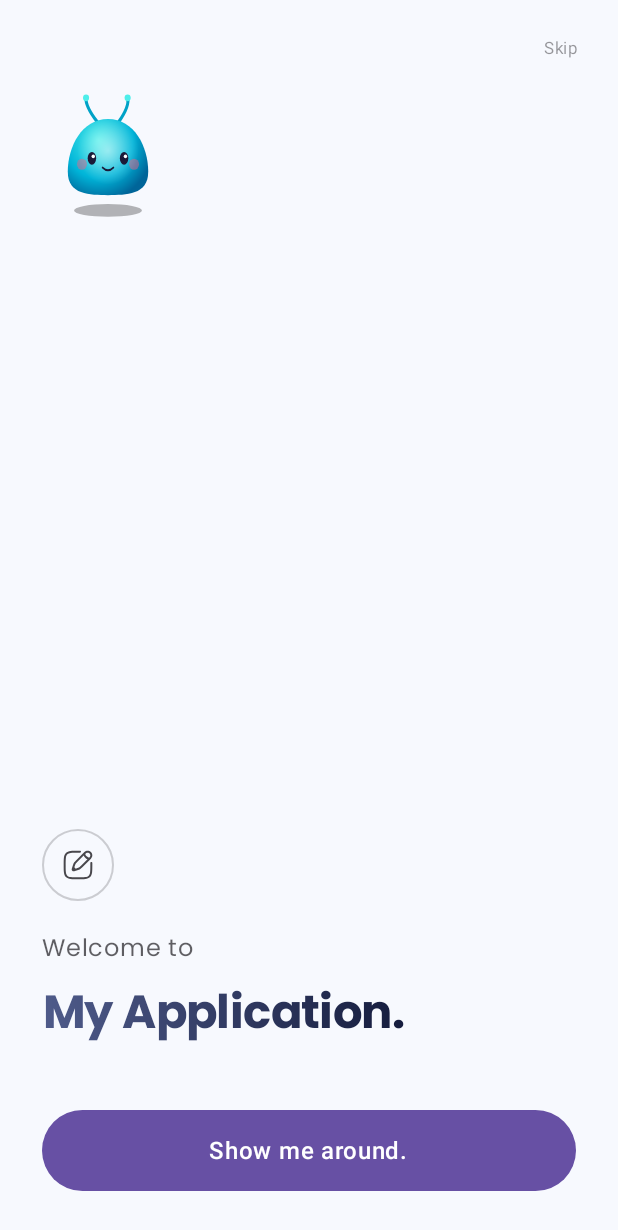
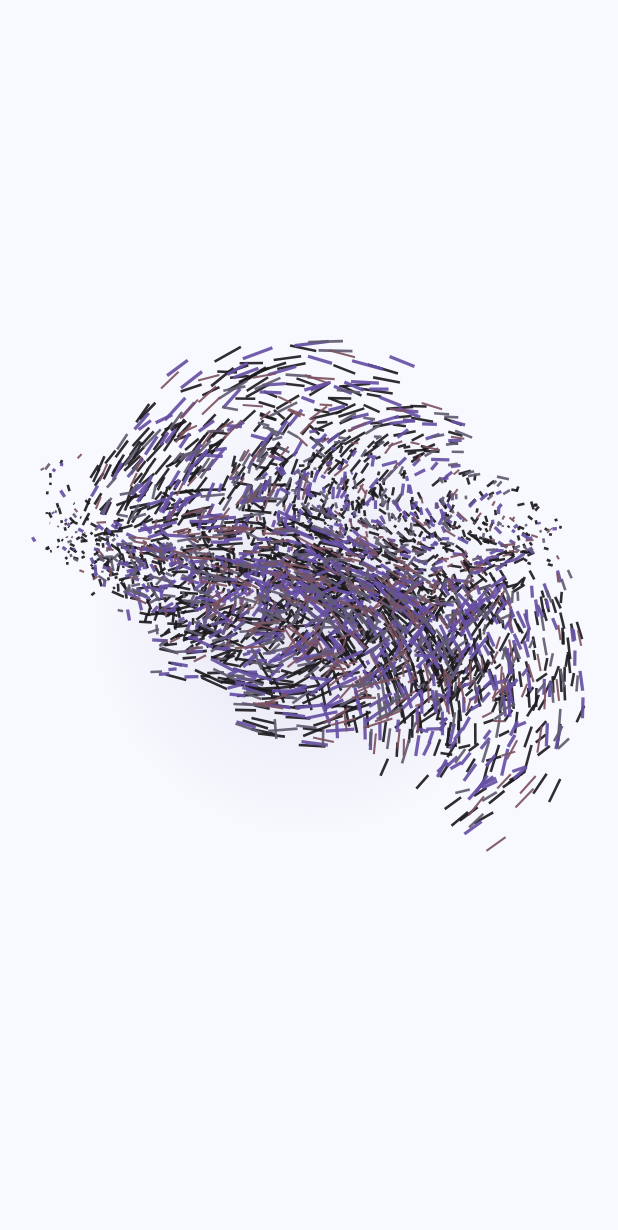
Before and after one commit to haiyutian25/MyApplication, an Android app built with Jetpack Compose: the first screen one second after launch (MainActivity), on a phone screen of 412 x 824 dp. Shown: the top 1230 px of the screen. Run offline under Robolectric (Android 15) with nearby library versions, the phone set to English and light mode, and no system bars; our stand-ins replace Dagger/Hilt's generated code, Navigation 3, Timber; libraries missing offline, so code that uses them is left out: androidx.hilt.lifecycle; 1 statement that could not run was skipped.

Commit message:
feat: 启动图播放粒子文字动画（粒子汇成应用名），并清理动画里的来源说明注释

```diff
--- a/app/src/main/kotlin/com/example/myapplication/MainActivity.kt
+++ b/app/src/main/kotlin/com/example/myapplication/MainActivity.kt
@@ -5,8 +5,15 @@ import androidx.activity.compose.setContent
 import androidx.activity.enableEdgeToEdge
 import androidx.activity.viewModels
 import androidx.appcompat.app.AppCompatActivity
+import androidx.compose.foundation.layout.Box
+import androidx.compose.foundation.layout.fillMaxSize
 import androidx.compose.runtime.getValue
+import androidx.compose.runtime.mutableStateOf
+import androidx.compose.runtime.saveable.rememberSaveable
+import androidx.compose.runtime.setValue
+import androidx.compose.ui.Modifier
 import androidx.lifecycle.compose.collectAsStateWithLifecycle
+import com.example.myapplication.feature.settings.impl.ParticleLaunchReel
 import com.example.myapplication.ui.platform.navigation.MyApplicationNavDisplay
 import com.example.myapplication.ui.platform.theme.ThemeSwitchHost
 import com.example.myapplication.ui.platform.util.isDarkMode
@@ -25,8 +32,19 @@ class MainActivity : AppCompatActivity() {
         setContent {
             val state by mainViewModel.stateFlow.collectAsStateWithLifecycle()
 
+            // The app opens with the reel, on every launch: the particles gather into the name, the
+            // word lands, and the app is shown under it. The state survives a configuration change,
+            // so turning the phone over does not play it a second time.
+            var isLaunching by rememberSaveable { mutableStateOf(true) }
+
             ThemeSwitchHost(isDarkMode = state.appTheme.isDarkMode()) {
-                MyApplicationNavDisplay(isFirstLaunch = state.isFirstLaunch)
+                Box(modifier = Modifier.fillMaxSize()) {
+                    MyApplicationNavDisplay(isFirstLaunch = state.isFirstLaunch)
+
+                    if (isLaunching) {
+                        ParticleLaunchReel(onFinished = { isLaunching = false })
+                    }
+                }
             }
         }
     }
--- a/feature/settings/impl/src/main/kotlin/com/example/myapplication/feature/settings/impl/ParticleField.kt
+++ b/feature/settings/impl/src/main/kotlin/com/example/myapplication/feature/settings/impl/ParticleField.kt
@@ -1,5 +1,5 @@
-// The reel is copied from another app's source: its choreography is expressed as raw pixel ratios
-// and seconds, so the file level magic number rule is waived for it.
+// The field is drawn from raw pixel ratios and seconds, so the file level magic number rule is
+// waived for it.
 @file:Suppress("MagicNumber", "DEPRECATION")
 
 package com.example.myapplication.feature.settings.impl
--- /dev/null
+++ b/feature/settings/impl/src/main/kotlin/com/example/myapplication/feature/settings/impl/ParticleLaunchReel.kt
@@ -0,0 +1,50 @@
+package com.example.myapplication.feature.settings.impl
+
+import androidx.compose.foundation.background
+import androidx.compose.foundation.clickable
+import androidx.compose.foundation.interaction.MutableInteractionSource
+import androidx.compose.foundation.layout.Box
+import androidx.compose.foundation.layout.fillMaxSize
+import androidx.compose.runtime.Composable
+import androidx.compose.runtime.LaunchedEffect
+import androidx.compose.runtime.remember
+import androidx.compose.ui.Modifier
+import com.example.myapplication.ui.platform.theme.MyApplicationTheme
+import kotlinx.coroutines.delay
+
+/**
+ * How long the word is held after it lands, before the launch hands the screen back to the app.
+ */
+private const val LAUNCH_HOLD_SECONDS = 1.1f
+
+/**
+ * The reel as the app opens with it: the same particles and the same word as the screen the
+ * settings opens, with nothing of that screen over it.
+ *
+ * It plays until the word has landed and held for a beat, then hands back so that the app can be
+ * shown under it. A tap ends it at once — a launch is not a place to wait.
+ */
+@Composable
+fun ParticleLaunchReel(
+    onFinished: () -> Unit,
+    modifier: Modifier = Modifier,
+) {
+    Box(
+        modifier = modifier
+            .fillMaxSize()
+            // The page colour under the reel, so that nothing of the app shows through it.
+            .background(color = MyApplicationTheme.colorScheme.background)
+            .clickable(
+                interactionSource = remember { MutableInteractionSource() },
+                indication = null,
+                onClick = onFinished,
+            ),
+    ) {
+        ParticleReel(restartOnTap = false)
+    }
+
+    LaunchedEffect(Unit) {
+        delay(timeMillis = ((IMPACT_AT + LAUNCH_HOLD_SECONDS) * 1000f).toLong())
+        onFinished()
+    }
+}
--- a/feature/settings/impl/src/main/kotlin/com/example/myapplication/feature/settings/impl/ParticleMotion.kt
+++ b/feature/settings/impl/src/main/kotlin/com/example/myapplication/feature/settings/impl/ParticleMotion.kt
@@ -1,5 +1,5 @@
-// The choreography of the particle reel is copied from another app's source: it is expressed as
-// raw seconds and curve coefficients, so the file level magic number rule is waived for it.
+// The choreography is expressed as raw seconds and curve coefficients, so the file level magic
+// number rule is waived for it.
 @file:Suppress("MagicNumber")
 
 package com.example.myapplication.feature.settings.impl
--- a/feature/settings/impl/src/main/kotlin/com/example/myapplication/feature/settings/impl/ParticleTextScreen.kt
+++ b/feature/settings/impl/src/main/kotlin/com/example/myapplication/feature/settings/impl/ParticleTextScreen.kt
@@ -1,11 +1,12 @@
-// The reel is copied from another app's source: its choreography is expressed as raw pixel ratios
-// and seconds, so the file level magic number rule is waived for it.
+// The reel's choreography is expressed as raw pixel ratios and seconds, so the file level magic
+// number rule is waived for it.
 @file:Suppress("MagicNumber")
 
 package com.example.myapplication.feature.settings.impl
 
 import androidx.compose.foundation.Canvas
 import androidx.compose.foundation.gestures.detectTapGestures
+import androidx.compose.foundation.layout.Box
 import androidx.compose.foundation.layout.BoxWithConstraints
 import androidx.compose.foundation.layout.fillMaxSize
 import androidx.compose.foundation.layout.navigationBarsPadding
@@ -54,9 +55,9 @@ import com.example.myapplication.ui.platform.theme.MyApplicationTheme
 import kotlin.math.hypot
 
 /**
- * The word the particles assemble into.
+ * The word the particles assemble into: the name the app is listed under.
  */
-private const val PARTICLE_WORD = "Claude"
+private const val PARTICLE_WORD = "My Application"
 
 /**
  * One loop of the reel, in seconds.
@@ -94,14 +95,16 @@ private const val CLOSE_ZOOM = 0.35f
 private const val NANOS_PER_SECOND = 1_000_000_000f
 
 /**
- * The screen that plays the particle text reel: a galaxy of particles flies into the word,
- * inhales, detonates, and leaves the solid word behind. The reel loops every few seconds, and a
- * tap anywhere restarts it from the top.
+ * The reel itself: a galaxy of particles flies into the word, inhales, detonates, and leaves the
+ * solid word behind, looping every few seconds.
+ *
+ * The screen that shows it from the settings and the one the app opens with both draw this; each
+ * adds what belongs to it over the top, and the reel owns only what is drawn.
  */
 @Composable
-fun ParticleTextScreen(
-    onNavigateBack: () -> Unit,
+internal fun ParticleReel(
     modifier: Modifier = Modifier,
+    restartOnTap: Boolean = true,
 ) {
     val density = LocalDensity.current
     val measurer = rememberTextMeasurer(cacheSize = 4)
@@ -121,7 +124,13 @@ fun ParticleTextScreen(
     BoxWithConstraints(
         modifier = modifier
             .fillMaxSize()
-            .pointerInput(Unit) { detectTapGestures { restarts++ } },
+            .then(
+                if (restartOnTap) {
+                    Modifier.pointerInput(Unit) { detectTapGestures { restarts++ } }
+                } else {
+                    Modifier
+                },
+            ),
     ) {
         val width = constraints.maxWidth.toFloat()
         val height = constraints.maxHeight.toFloat()
@@ -141,6 +150,20 @@ fun ParticleTextScreen(
             time = time,
             unit = width / 100f,
         )
+    }
+}
+
+/**
+ * The screen that plays the particle text reel, opened from the settings: the reel, the way back,
+ * and the hint that a tap starts it over.
+ */
+@Composable
+fun ParticleTextScreen(
+    onNavigateBack: () -> Unit,
+    modifier: Modifier = Modifier,
+) {
+    Box(modifier = modifier.fillMaxSize()) {
+        ParticleReel()
 
         ImmersiveTopBar(
             leadingContent = { ParticleBackButton(onClick = onNavigateBack) },
```
